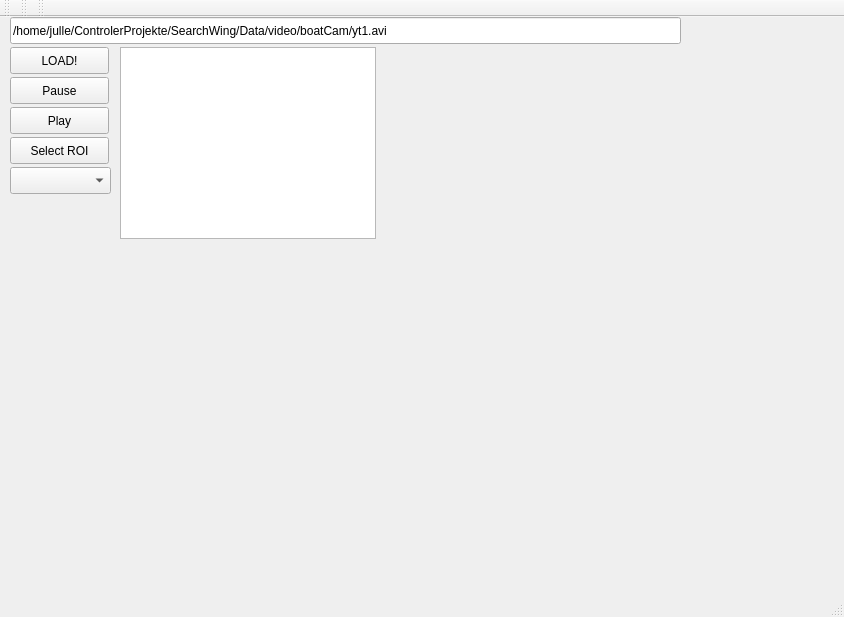
This is mainwindow.ui in searchwingCV/boatCamViewer as Qt 5 draws it before an edit. The edited form follows.
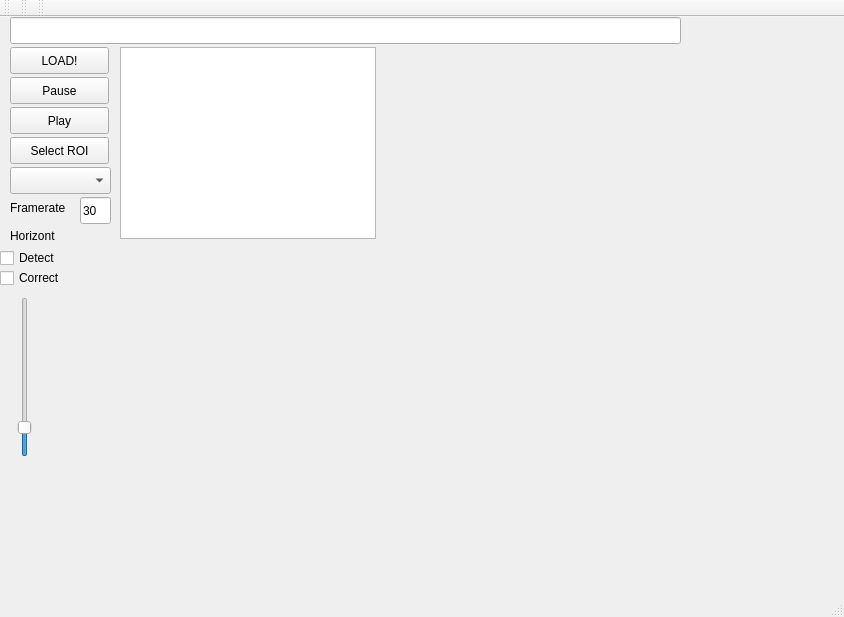
This is the edited form. Custom widgets are drawn as their Qt base class.

Commit message: added horizontdetection and stabilisation against the horizont

Patch:
```diff
--- a/mainwindow.ui
+++ b/mainwindow.ui
@@ -37,7 +37,7 @@
      </rect>
     </property>
     <property name="text">
-     <string>/home/julle/ControlerProjekte/SearchWing/Data/video/boatCam/yt1.avi</string>
+     <string/>
     </property>
    </widget>
    <widget class="QPushButton" name="pauseButton">
@@ -102,14 +102,85 @@
    <widget class="QLabel" name="trackerStatusLabel">
     <property name="geometry">
      <rect>
-      <x>20</x>
+      <x>10</x>
       <y>180</y>
-      <width>41</width>
-      <height>41</height>
+      <width>81</width>
+      <height>21</height>
      </rect>
     </property>
     <property name="text">
-     <string/>
+     <string>Framerate</string>
+    </property>
+   </widget>
+   <widget class="QLineEdit" name="framerate">
+    <property name="geometry">
+     <rect>
+      <x>80</x>
+      <y>180</y>
+      <width>31</width>
+      <height>27</height>
+     </rect>
+    </property>
+    <property name="text">
+     <string>30</string>
+    </property>
+   </widget>
+   <widget class="QSlider" name="horizontDetectorTreshSlider">
+    <property name="geometry">
+     <rect>
+      <x>10</x>
+      <y>280</y>
+      <width>29</width>
+      <height>160</height>
+     </rect>
+    </property>
+    <property name="maximum">
+     <number>400</number>
+    </property>
+    <property name="value">
+     <number>60</number>
+    </property>
+    <property name="orientation">
+     <enum>Qt::Vertical</enum>
+    </property>
+   </widget>
+   <widget class="QCheckBox" name="horizontCorrectionCheckBox">
+    <property name="geometry">
+     <rect>
+      <x>0</x>
+      <y>250</y>
+      <width>121</width>
+      <height>22</height>
+     </rect>
+    </property>
+    <property name="text">
+     <string>Correct</string>
+    </property>
+   </widget>
+   <widget class="QCheckBox" name="horizontDetectionCheckBox">
+    <property name="geometry">
+     <rect>
+      <x>0</x>
+      <y>230</y>
+      <width>121</width>
+      <height>22</height>
+     </rect>
+    </property>
+    <property name="text">
+     <string>Detect</string>
+    </property>
+   </widget>
+   <widget class="QLabel" name="label">
+    <property name="geometry">
+     <rect>
+      <x>10</x>
+      <y>210</y>
+      <width>67</width>
+      <height>17</height>
+     </rect>
+    </property>
+    <property name="text">
+     <string>Horizont</string>
     </property>
    </widget>
   </widget>
```
The commit also changes 14 other files.
